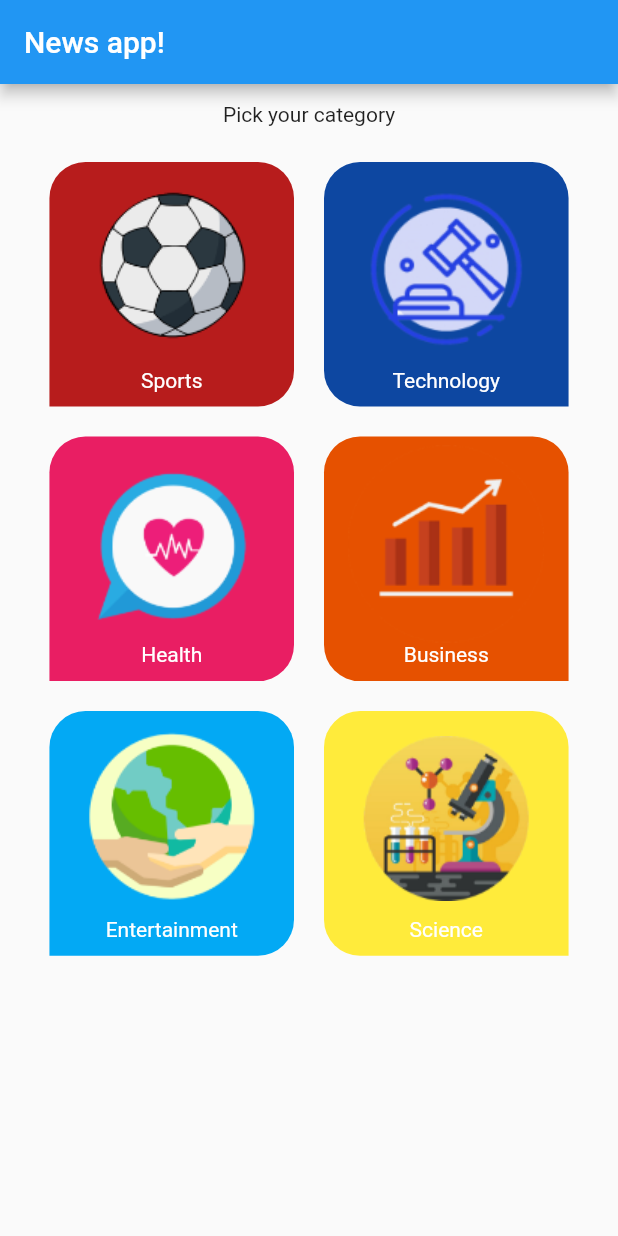
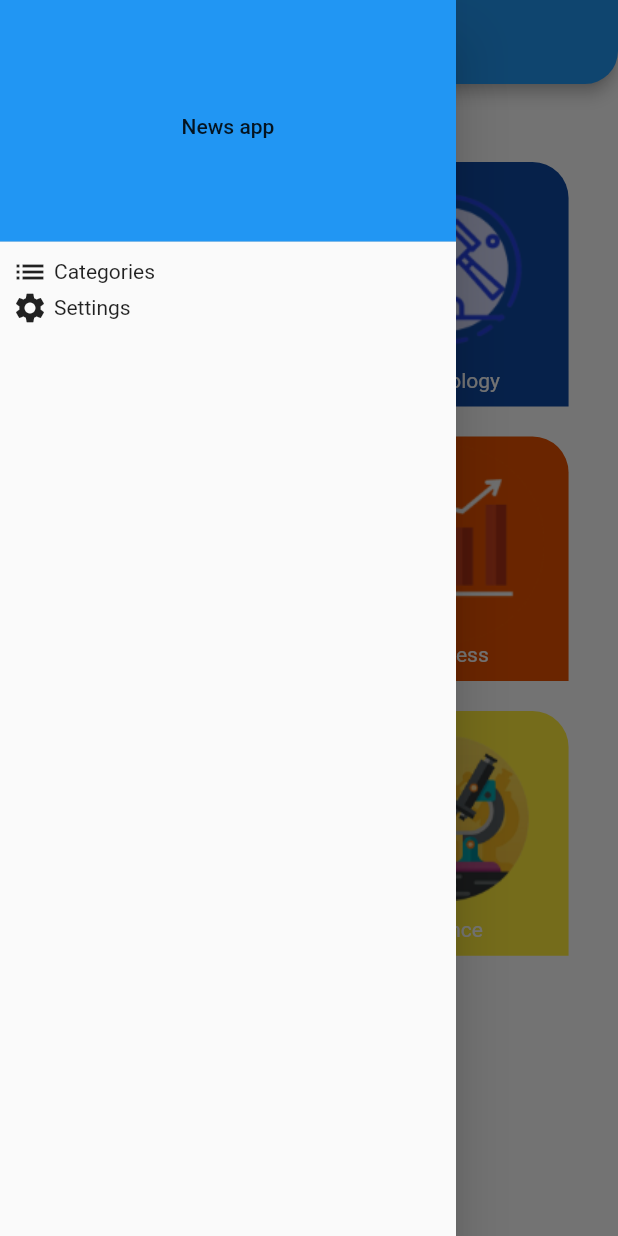
Before and after one commit to A-hmed/news_mon_c9, a Flutter app: the screen it shows after launch, with the side drawer open (before the commit the screen has no drawer), on a phone screen of 412 x 824 dp. Run offline on Flutter 3.47's test engine with Material 2 defaults, Android fonts, the phone set to English and light mode, and no system bars; our stand-ins replace cached_network_image, google_fonts; key blocks and very long unbroken strings in the code were emptied for the run.

Commit message:
Added Side menu.

```diff
--- a/lib/ui/screens/home/home_screen.dart
+++ b/lib/ui/screens/home/home_screen.dart
@@ -2,6 +2,7 @@ import 'package:flutter/material.dart';
 import 'package:news_mon_c9/model/category_dm.dart';
 import 'package:news_mon_c9/ui/screens/home/tabs/categories/categories_tab.dart';
 import 'package:news_mon_c9/ui/screens/home/tabs/news/news_tab.dart';
+import 'package:news_mon_c9/ui/screens/home/tabs/settings/settings.dart';
 
 class HomeScreen extends StatefulWidget {
   static const String routeName = "home";
@@ -11,31 +12,75 @@ class HomeScreen extends StatefulWidget {
 }
 
 class _HomeScreenState extends State<HomeScreen> {
-  CategoryDM? currentCategory;
+  late Widget currentWidget ;
+  late Widget categoriesTab;
+  @override
+  void initState() {
+    super.initState();
+    categoriesTab = CategoriesTab(onCategoryClicked);
+    currentWidget = categoriesTab;
+  }
   @override
   Widget build(BuildContext context) {
     return WillPopScope(
-      onWillPop: (){
-        if(currentCategory == null){
-          return Future.value(true);
+      onWillPop: () async{
+        if(currentWidget != categoriesTab){
+          currentWidget = CategoriesTab(onCategoryClicked);
+          setState(() {});
+          return false;
         }else {
-          currentCategory = null;
-          setState(() {});
-          return Future.value(false);
+         return true;
         }
       },
       child: Scaffold(
         appBar: AppBar(
           title: const Text("News app!"),
+          shape: const RoundedRectangleBorder(borderRadius: BorderRadius.vertical(bottom: Radius.circular(22))),
         ),
-        body: currentCategory == null ? CategoriesTab(onCategoryClicked) :
-        NewsTab(categoryId: currentCategory!.id),
+        body: currentWidget,
+        drawer:  Drawer(
+          child: Column(
+            crossAxisAlignment: CrossAxisAlignment.stretch,
+            children: [
+               DrawerHeader(
+                decoration: BoxDecoration(color: Colors.blue),
+                child: Center(child: Text("News app")),
+              ),
+              buildDrawerRow(Icons.list, "Categories", (){
+                currentWidget = categoriesTab;
+                Navigator.pop(context);
+                setState(() {});
+              }),
+              buildDrawerRow(Icons.settings, "Settings", (){
+                currentWidget = SettingsTab();
+                Navigator.pop(context);
+                setState(() {});
+              })
+            ],
+          ),
+        ),
       ),
     );
   }
 
   onCategoryClicked(CategoryDM clickedCategory){
-    currentCategory = clickedCategory;
+    currentWidget = NewsTab(categoryId: clickedCategory.id);
     setState(() {});
   }
+
+  buildDrawerRow(IconData iconData, String title, Function onClick){
+    return InkWell(
+      onTap: (){
+        onClick();
+      },
+      child: Row(
+        children: [
+          SizedBox(width: 8,),
+          Icon(iconData),
+          SizedBox(width: 4,),
+          Text(title),
+        ],
+      ),
+    );
+  }
 }
```
Also changed, not shown: lib/ui/screens/home/tabs/settings/settings.dart (added, +10 -0 lines).
